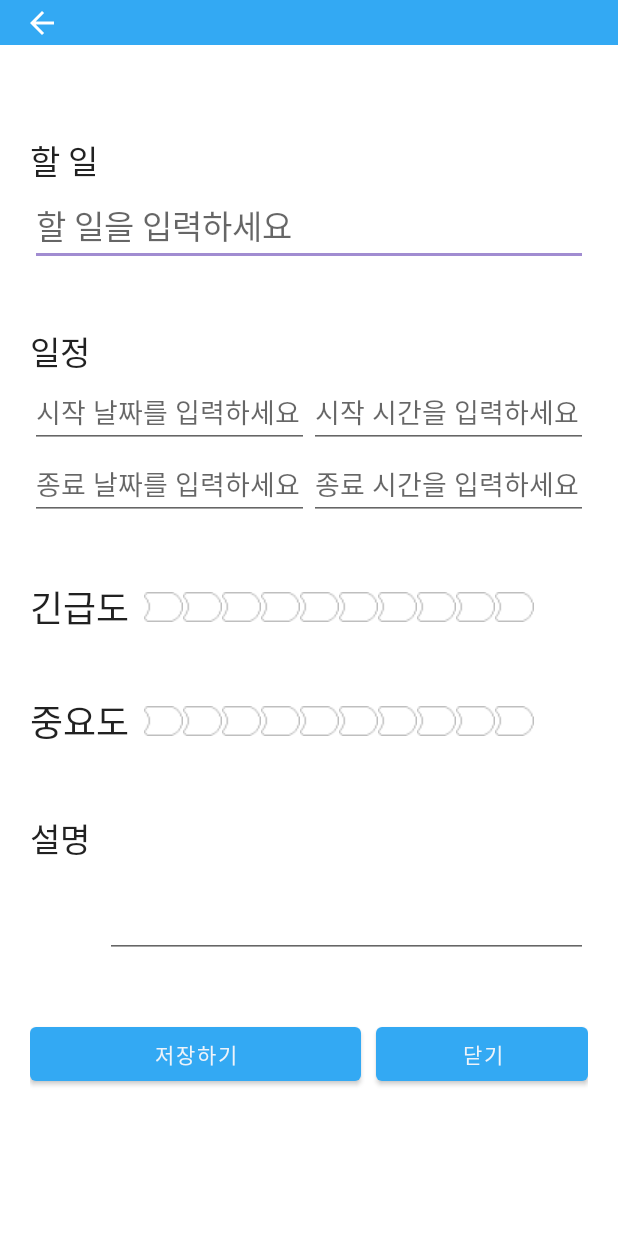
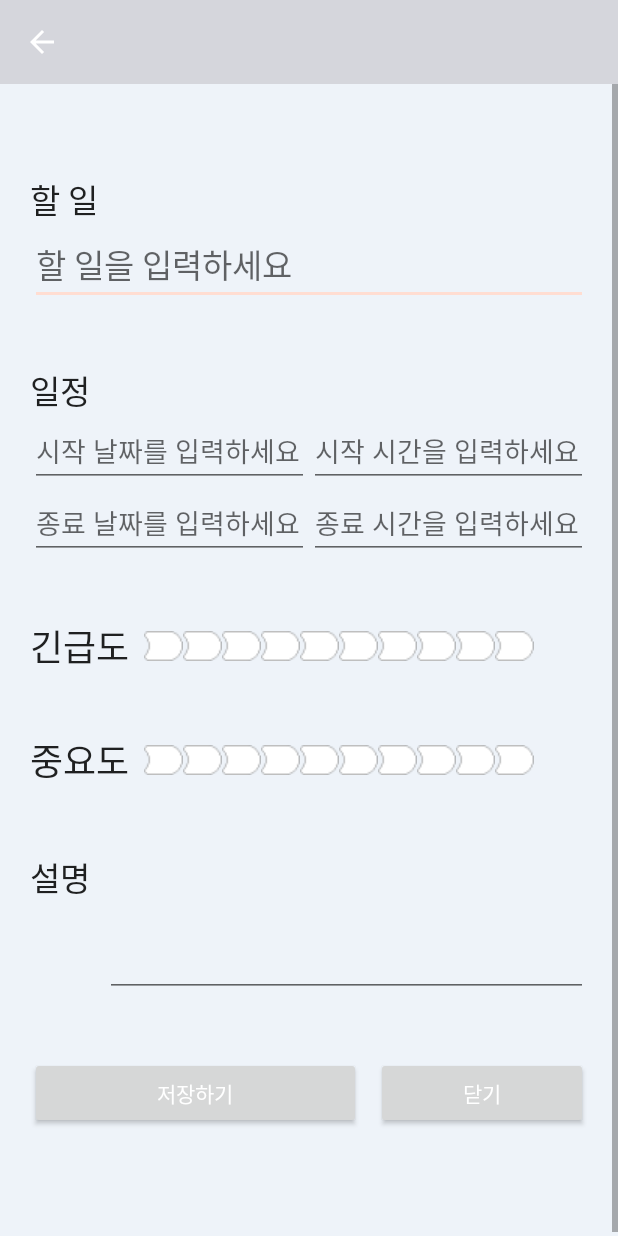
Before and after one commit to 1-Hee/Toit, an Android app: the ToitModifyActivity screen opened directly, with no data from a screen before it, on a phone screen of 412 x 824 dp. Run offline under Robolectric (Android 15) with nearby library versions, the phone set to English and light mode, and no system bars; 9 statements that could not run were skipped.

Commit message:
Update 0527 22:07 edit UI

```diff
--- a/app/src/main/java/co/kr/toit/MainActivity.kt
+++ b/app/src/main/java/co/kr/toit/MainActivity.kt
@@ -11,10 +11,7 @@ import co.kr.toit.databinding.ActivityMainBinding
 import co.kr.toit.databinding.MainRecyclerRowBinding
 import java.text.SimpleDateFormat
 import java.time.LocalDate
-import java.time.LocalDateTime
-import java.time.Month
 import java.time.temporal.ChronoUnit
-import java.time.temporal.TemporalUnit
 import java.util.*
 import kotlin.collections.ArrayList
 import kotlin.concurrent.timer
--- a/app/src/main/java/co/kr/toit/ToitModifyActivity.kt
+++ b/app/src/main/java/co/kr/toit/ToitModifyActivity.kt
@@ -1,9 +1,11 @@
 package co.kr.toit
 
 import android.app.TimePickerDialog
+import android.os.Build
 import androidx.appcompat.app.AppCompatActivity
 import android.os.Bundle
 import android.view.MenuItem
+import android.view.WindowManager
 import androidx.core.util.Pair
 import co.kr.toit.databinding.ActivityToitModifyBinding
 import com.google.android.material.datepicker.CalendarConstraints
@@ -32,6 +34,15 @@ class ToitModifyActivity : AppCompatActivity() {
 
         setSupportActionBar(b.modiToolbar)
         title = ""
+
+
+        // 상태창 색깔 코드로 바꾸기
+        if (Build.VERSION.SDK_INT >= 21) {
+            val window = this.window
+            window.addFlags(WindowManager.LayoutParams.FLAG_DRAWS_SYSTEM_BAR_BACKGROUNDS)
+            window.clearFlags(WindowManager.LayoutParams.FLAG_TRANSLUCENT_STATUS)
+            window.statusBarColor = this.resources.getColor(R.color.SecondaryColor)
+        }
 
         supportActionBar?.setHomeButtonEnabled(true)
         supportActionBar?.setDisplayHomeAsUpEnabled(true)
--- a/app/src/main/res/layout/activity_main.xml
+++ b/app/src/main/res/layout/activity_main.xml
@@ -12,7 +12,7 @@
         android:id="@+id/main_toolbar"
         style="@style/CustomToolbar"
         android:layout_width="match_parent"
-        android:layout_height="25dp"
+        android:layout_height="wrap_content"
         android:background="?attr/colorPrimary"
         android:minHeight="?attr/actionBarSize"
         android:theme="?attr/actionBarTheme" />
@@ -33,9 +33,9 @@
             android:layout_width="wrap_content"
             android:layout_height="wrap_content"
             android:layout_gravity="bottom|right"
-            android:layout_margin="16dp"
+            android:layout_margin="30dp"
             android:clickable="true"
-            app:srcCompat="@android:drawable/ic_input_add" />
+            app:srcCompat="@drawable/plus_symbol" />
 
     </androidx.coordinatorlayout.widget.CoordinatorLayout>
 
--- a/app/src/main/res/layout/activity_toit_add.xml
+++ b/app/src/main/res/layout/activity_toit_add.xml
@@ -5,13 +5,14 @@
     android:layout_width="match_parent"
     android:layout_height="match_parent"
     android:orientation="vertical"
+    android:background="#EEF3F9"
     tools:context=".ToitAddActivity">
 
     <androidx.appcompat.widget.Toolbar
         android:id="@+id/add_toolbar"
         style="@style/CustomToolbar"
         android:layout_width="match_parent"
-        android:layout_height="30dp"
+        android:layout_height="wrap_content"
         android:background="?attr/colorPrimary"
         android:minHeight="?attr/actionBarSize"
         android:theme="?attr/actionBarTheme" />
--- a/app/src/main/res/layout/activity_toit_modify.xml
+++ b/app/src/main/res/layout/activity_toit_modify.xml
@@ -5,14 +5,15 @@
     android:layout_width="match_parent"
     android:layout_height="match_parent"
     android:orientation="vertical"
+    android:background="#EEF3F9"
     tools:context=".ToitModifyActivity">
 
     <androidx.appcompat.widget.Toolbar
         android:id="@+id/modi_toolbar"
         style="@style/CustomToolbar"
         android:layout_width="match_parent"
-        android:layout_height="30dp"
-        android:background="?attr/colorPrimary"
+        android:layout_height="wrap_content"
+        android:background="@color/SecondaryColor"
         android:minHeight="?attr/actionBarSize"
         android:theme="?attr/actionBarTheme" />
 
@@ -209,21 +210,25 @@
             <LinearLayout
                 android:layout_width="match_parent"
                 android:layout_height="wrap_content"
+
                 android:orientation="horizontal"
                 android:padding="20dp">
 
-                <Button
+                <androidx.appcompat.widget.AppCompatButton
                     android:id="@+id/modi_save_btn"
                     android:layout_width="wrap_content"
                     android:layout_height="wrap_content"
                     android:layout_marginRight="10dp"
+                    android:textColor="@color/white"
                     android:layout_weight="2.5"
+
                     android:text="저장하기" />
 
-                <Button
+                <androidx.appcompat.widget.AppCompatButton
                     android:id="@+id/modi_close_btn"
                     android:layout_width="wrap_content"
                     android:layout_height="wrap_content"
+                    android:textColor="@color/white"
                     android:layout_weight="1"
                     android:text="닫기" />
             </LinearLayout>
--- a/app/src/main/res/values-night/themes.xml
+++ b/app/src/main/res/values-night/themes.xml
@@ -16,7 +16,7 @@
         <item name = "android:windowNoTitle">true</item>
     </style>
 
-    <style name="CustomToolbar" parent="@android:style/Theme.Light">
+    <style name="CustomToolbar" parent="Theme.MaterialComponents.DayNight.DarkActionBar">
         <item name="android:windowTitleSize">10dp</item>
     </style>
 
--- a/app/src/main/res/values/colors.xml
+++ b/app/src/main/res/values/colors.xml
@@ -7,4 +7,5 @@
     <color name="teal_700">#FF018786</color>
     <color name="black">#FF000000</color>
     <color name="white">#FFFFFFFF</color>
+    <color name="SecondaryColor">#D5D6DC</color>
 </resources>
--- a/app/src/main/res/values/themes.xml
+++ b/app/src/main/res/values/themes.xml
@@ -2,12 +2,12 @@
     <!-- Base application theme. -->
     <style name="Theme.ToIt" parent="Theme.MaterialComponents.DayNight.DarkActionBar">
         <!-- Primary brand color. -->
-        <item name="colorPrimary">#33a9f3</item>
-        <item name="colorPrimaryVariant">#33a9f3</item>
+        <item name="colorPrimary">#413834</item>
+        <item name="colorPrimaryVariant">#574C47</item>
         <item name="colorOnPrimary">#eef3f9</item>
         <!-- Secondary brand color. -->
-        <item name="colorSecondary">#a18cd1</item>
-        <item name="colorSecondaryVariant">#a18cd1</item>
+        <item name="colorSecondary">#ffddd2</item>
+        <item name="colorSecondaryVariant">#FBDFD6</item>
         <item name="colorOnSecondary">#eef3f9</item>
         <!-- Status bar color. -->
         <item name="android:statusBarColor" tools:targetApi="l">?attr/colorPrimaryVariant</item>
```
Also changed, not shown: app/src/main/res/drawable/plus_symbol.png (added).
